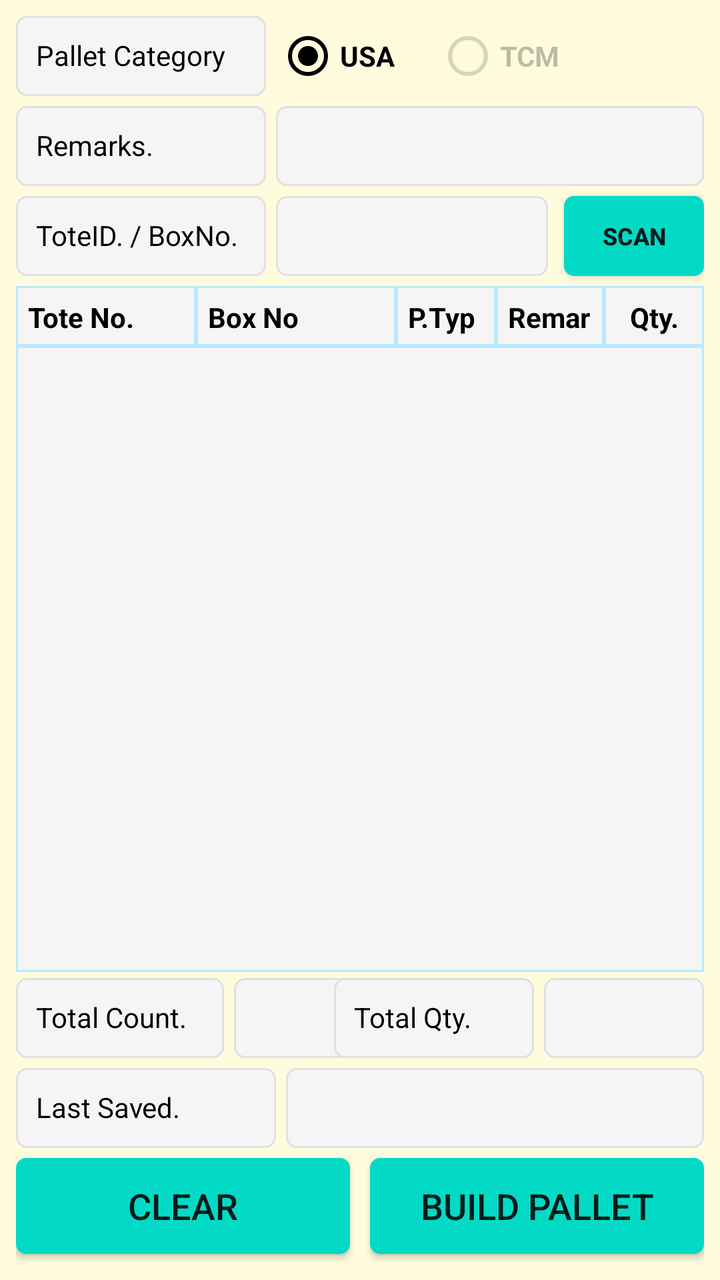
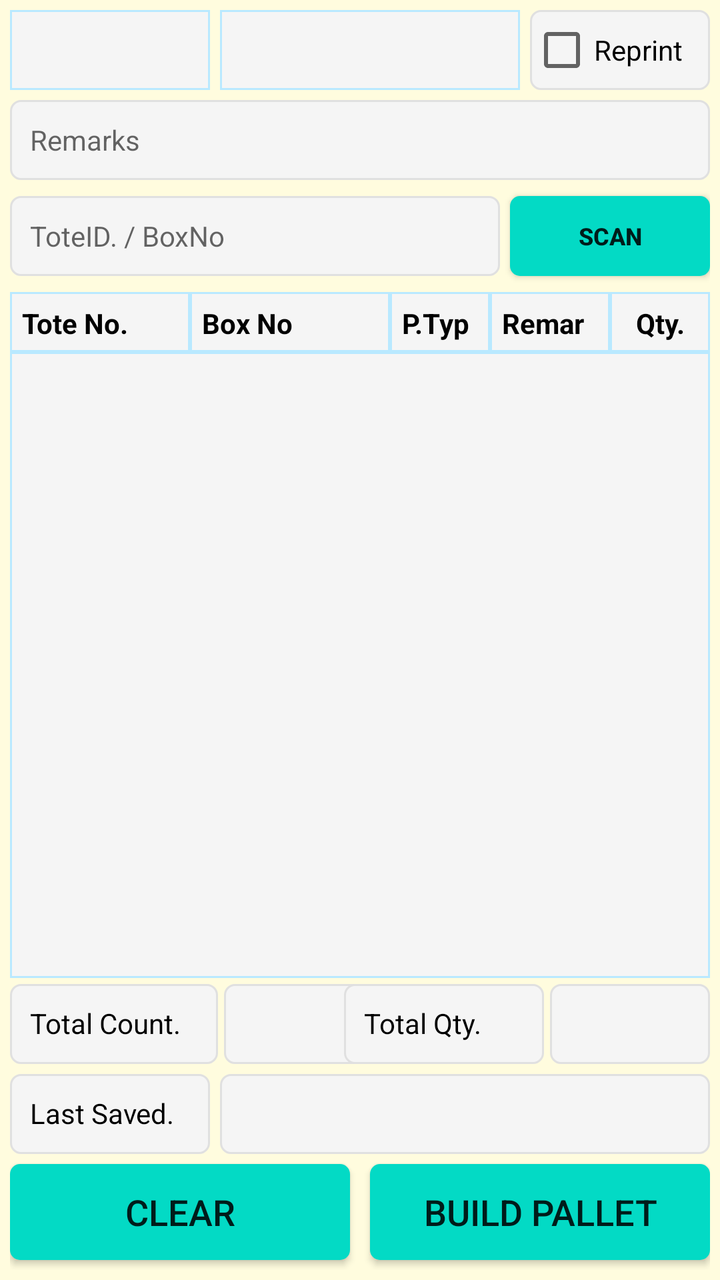

An Android layout rendered at two revisions. The XML below is the earlier revision; the diff shows what the commit changed to produce the second picture.
<!-- AndroidManifest.xml: application theme AppTheme -->
<!-- res/layout/fragment_pallet_building.xml -->
<?xml version="1.0" encoding="utf-8"?>
<FrameLayout xmlns:android="http://schemas.android.com/apk/res/android"
    xmlns:app="http://schemas.android.com/apk/res-auto"
    xmlns:tools="http://schemas.android.com/tools"
    android:layout_width="match_parent"
    android:layout_height="match_parent"
    android:background="@color/backColor"
    tools:context=".ui.palletbuilding.PalletBuildingFragment">

    
    <androidx.constraintlayout.widget.ConstraintLayout
        android:layout_width="match_parent"
        android:layout_height="match_parent"
        android:padding="8dp">

        <TextView
            android:id="@+id/TextView12"
            android:layout_width="125dp"
            android:layout_height="40dp"
            android:background="@drawable/et_custom"
            android:gravity="left"
            android:hint=""
            android:padding="10dp"
            android:text="Pallet Category"
            android:textColor="@color/coloBlack"
            android:textSize="14dp"
            app:layout_constraintStart_toStartOf="parent"
            app:layout_constraintTop_toTopOf="parent" />

        <TextView
            android:id="@+id/TextView1"
            android:layout_width="125dp"
            android:layout_height="40dp"
            android:layout_marginTop="5dp"
            android:background="@drawable/et_custom"
            android:gravity="left"
            android:hint=""
            android:padding="10dp"
            android:text="ToteID. / BoxNo."
            android:textColor="@color/coloBlack"
            android:textSize="14dp"
            app:layout_constraintStart_toStartOf="parent"
            app:layout_constraintTop_toBottomOf="@+id/TextView10" />

        <EditText
            android:id="@+id/et_pallet_building_box_toteid"
            android:layout_width="0dp"
            android:layout_height="40dp"
            android:layout_marginStart="5dp"
            android:layout_marginLeft="5dp"
            android:layout_marginEnd="8dp"
            android:layout_marginRight="8dp"
            android:background="@drawable/et_custom"
            android:padding="10dp"
            android:textColor="@color/coloBlack"
            android:textSize="14dp"
            app:layout_constraintEnd_toStartOf="@+id/bt_pallet_building_scan"
            app:layout_constraintStart_toEndOf="@+id/TextView1"
            app:layout_constraintTop_toTopOf="@+id/TextView1"
            tools:ignore="SpeakableTextPresentCheck,TouchTargetSizeCheck" />

        <EditText
            android:id="@+id/et_pallet_building_remarks"
            android:layout_width="0dp"
            android:layout_height="40dp"
            android:layout_marginStart="5dp"
            android:layout_marginLeft="5dp"
            android:background="@drawable/et_custom"
            android:inputType="text"
            android:padding="10dp"
            android:textColor="@color/coloBlack"
            android:textSize="14dp"
            app:layout_constraintEnd_toEndOf="parent"
            app:layout_constraintStart_toEndOf="@+id/TextView10"
            app:layout_constraintTop_toTopOf="@+id/TextView10"
            tools:ignore="SpeakableTextPresentCheck,TouchTargetSizeCheck" />

        <TextView
            android:id="@+id/tv_pallet_building_tot_qty"
            android:layout_width="80dp"
            android:layout_height="40dp"
            android:background="@drawable/et_custom"
            android:padding="10dp"
            android:gravity="center"
            android:textColor="@color/coloBlack"
            android:textSize="14dp"
            app:layout_constraintEnd_toEndOf="parent"
            app:layout_constraintTop_toTopOf="@+id/TextView14"
            tools:ignore="SpeakableTextPresentCheck,TouchTargetSizeCheck" />

        <TextView
            android:id="@+id/tv_pallet_building_tot_count"
            android:layout_width="80dp"
            android:layout_height="40dp"
            android:layout_marginLeft="5dp"
            android:background="@drawable/et_custom"
            android:gravity="center"
            android:padding="10dp"
            android:textColor="@color/coloBlack"
            android:textSize="14dp"
            app:layout_constraintStart_toEndOf="@+id/TextView14"
            app:layout_constraintTop_toTopOf="@+id/TextView14"
            tools:ignore="SpeakableTextPresentCheck,TouchTargetSizeCheck" />

        <Button
            android:id="@+id/bt_pallet_building_scan"
            android:layout_width="70dp"
            android:layout_height="40dp"
            android:background="@drawable/btn_custom1"
            android:text="SCAN"
            android:textAllCaps="false"
            android:textStyle="bold"
            android:textSize="12sp"
            app:layout_constraintEnd_toEndOf="parent"
            app:layout_constraintTop_toTopOf="@+id/et_pallet_building_box_toteid"
            tools:ignore="TouchTargetSizeCheck" />

        <TextView
            android:id="@+id/TextView9"
            android:layout_width="130dp"
            android:layout_height="40dp"
            android:layout_marginBottom="5dp"
            android:background="@drawable/et_custom"
            android:gravity="left"
            android:hint=""
            android:padding="10dp"
            android:text="Last Saved."
            android:textColor="@color/coloBlack"
            android:textSize="14dp"
            app:layout_constraintBottom_toTopOf="@+id/bt_pallet_building_clear"
            app:layout_constraintStart_toStartOf="parent" />

        <TextView
            android:id="@+id/tv_pallet_building_lastsave"
            android:layout_width="0dp"
            android:layout_height="40dp"
            android:layout_marginStart="5dp"
            android:layout_marginLeft="5dp"
            android:background="@drawable/et_custom"
            android:gravity="left"
            android:hint=""
            android:padding="10dp"
            android:textColor="@color/coloBlack"
            android:textSize="14dp"
            app:layout_constraintEnd_toEndOf="parent"
            app:layout_constraintStart_toEndOf="@+id/TextView9"
            app:layout_constraintTop_toTopOf="@+id/TextView9" />

        <TextView
            android:id="@+id/TextView10"
            android:layout_width="125dp"
            android:layout_height="40dp"
            android:layout_marginTop="5dp"
            android:background="@drawable/et_custom"
            android:gravity="left"
            android:hint=""
            android:padding="10dp"
            android:text="Remarks."
            android:textColor="@color/coloBlack"
            android:textSize="14dp"
            app:layout_constraintStart_toStartOf="parent"
            app:layout_constraintTop_toBottomOf="@+id/TextView12" />

        <TextView
            android:id="@+id/TextView14"
            android:layout_width="104dp"
            android:layout_height="40dp"
            android:layout_marginBottom="5dp"
            android:background="@drawable/et_custom"
            android:gravity="left"
            android:hint=""
            android:padding="10dp"
            android:text="Total Count."
            android:textColor="@color/coloBlack"
            android:textSize="14dp"
            app:layout_constraintBottom_toTopOf="@+id/TextView9"
            app:layout_constraintStart_toStartOf="parent" />

        <TextView
            android:id="@+id/TextView15"
            android:layout_width="100dp"
            android:layout_height="40dp"
            android:layout_marginRight="5dp"
            android:background="@drawable/et_custom"
            android:gravity="left"
            android:hint=""
            android:padding="10dp"
            android:text="Total Qty."
            android:textColor="@color/coloBlack"
            android:textSize="14dp"
            app:layout_constraintEnd_toStartOf="@+id/tv_pallet_building_tot_qty"
            app:layout_constraintTop_toTopOf="@+id/TextView14" />

        <Button
            android:id="@+id/bt_pallet_building_clear"
            android:layout_width="0dp"
            android:layout_height="wrap_content"
            android:layout_marginBottom="5dp"
            android:background="@drawable/btn_custom1"
            android:text="CLEAR"
            android:textAllCaps="false"
            android:textSize="18sp"
            app:layout_constraintBottom_toBottomOf="parent"
            app:layout_constraintEnd_toStartOf="@+id/textView2"
            app:layout_constraintStart_toStartOf="parent" />

        <Button
            android:id="@+id/bt_pallet_building_save"
            android:layout_width="0dp"
            android:layout_height="wrap_content"
            android:background="@drawable/btn_custom1"
            android:text="BUILD PALLET"
            android:textAllCaps="false"
            android:textSize="18sp"
            app:layout_constraintEnd_toEndOf="parent"
            app:layout_constraintStart_toEndOf="@+id/textView2"
            app:layout_constraintTop_toTopOf="@+id/bt_pallet_building_clear" />

        <TextView
            android:id="@+id/textView2"
            android:layout_width="wrap_content"
            android:layout_height="wrap_content"
            android:layout_marginStart="16dp"
            android:layout_marginLeft="16dp"
            android:layout_marginEnd="16dp"
            android:layout_marginRight="16dp"
            android:text="   "
            android:textColor="@color/colorAccent"
            app:layout_constraintBottom_toBottomOf="parent"
            app:layout_constraintEnd_toEndOf="parent"
            app:layout_constraintStart_toStartOf="parent"
            tools:ignore="SpeakableTextPresentCheck" />

        <TextView
            android:id="@+id/TextView5"
            android:layout_width="90dp"
            android:layout_height="30dp"
            android:layout_marginTop="5dp"
            android:background="@drawable/et_custom_total"
            android:gravity="left"
            android:hint=""
            android:padding="6dp"
            android:text="Tote No."
            android:textColor="@color/coloBlack"
            android:textSize="14dp"
            android:textStyle="bold"
            app:layout_constraintStart_toStartOf="parent"
            app:layout_constraintTop_toBottomOf="@+id/TextView1" />

        <TextView
            android:id="@+id/TextView8"
            android:layout_width="50dp"
            android:layout_height="30dp"
            android:background="@drawable/et_custom_total"
            android:gravity="left"
            android:hint=""
            android:padding="6dp"
            android:text="P.Type"
            android:textColor="@color/coloBlack"
            android:textSize="14dp"
            android:textStyle="bold"
            app:layout_constraintStart_toEndOf="@+id/TextView13"
            app:layout_constraintTop_toTopOf="@+id/TextView5" />

        <TextView
            android:id="@+id/TextView13"
            android:layout_width="100dp"
            android:layout_height="30dp"
            android:background="@drawable/et_custom_total"
            android:gravity="left"
            android:hint=""
            android:padding="6dp"
            android:text="Box No"
            android:textColor="@color/coloBlack"
            android:textSize="14dp"
            android:textStyle="bold"
            app:layout_constraintStart_toEndOf="@+id/TextView5"
            app:layout_constraintTop_toTopOf="@+id/TextView5" />

        <TextView
            android:id="@+id/TextView6"
            android:layout_width="0dp"
            android:layout_height="30dp"
            android:background="@drawable/et_custom_total"
            android:gravity="left"
            android:textStyle="bold"
            android:hint=""
            android:padding="6dp"
            android:text="Remarks"
            android:textColor="@color/coloBlack"
            android:textSize="14dp"
            app:layout_constraintEnd_toStartOf="@+id/TextView7"
            app:layout_constraintStart_toEndOf="@+id/TextView8"
            app:layout_constraintTop_toTopOf="@+id/TextView5" />

        <TextView
            android:id="@+id/TextView7"
            android:layout_width="50dp"
            android:layout_height="30dp"
            android:background="@drawable/et_custom_total"
            android:gravity="center"
            android:textStyle="bold"
            android:hint=""
            android:padding="6dp"
            android:text="Qty."
            android:textColor="@color/coloBlack"
            android:textSize="14dp"
            app:layout_constraintEnd_toEndOf="parent"
            app:layout_constraintTop_toTopOf="@+id/TextView5" />

        <ListView
            android:id="@+id/lv_pallet_building_details"
            android:layout_width="0dp"
            android:layout_height="0dp"
            android:layout_marginBottom="3dp"
            android:background="@drawable/et_custom_total"
            app:layout_constraintBottom_toTopOf="@+id/TextView14"
            app:layout_constraintEnd_toEndOf="parent"
            app:layout_constraintHorizontal_bias="1.0"
            app:layout_constraintStart_toStartOf="parent"
            app:layout_constraintTop_toBottomOf="@+id/TextView5" />

        <RadioGroup
            android:id="@+id/rg_pallet_building_category"
            android:layout_width="0dp"
            android:layout_height="40dp"
            android:layout_marginStart="5dp"
            android:layout_marginLeft="5dp"
            android:orientation="horizontal"
            app:layout_constraintEnd_toEndOf="parent"
            app:layout_constraintStart_toEndOf="@+id/TextView12"
            app:layout_constraintTop_toTopOf="parent">

        <RadioButton
            android:id="@+id/rb_pallet_building_usa_category"
            android:layout_width="80dp"
            android:layout_height="40dp"
            android:checked="true"
            android:text="USA"
            android:textStyle="bold"
            tools:ignore="TouchTargetSizeCheck" />

        <RadioButton
            android:id="@+id/rb_pallet_building_tcm_category"
            android:layout_width="80dp"
            android:layout_height="40dp"
            android:enabled="false"
            android:text="TCM"
            android:textStyle="bold"
            tools:ignore="TouchTargetSizeCheck" />

        </RadioGroup>



    </androidx.constraintlayout.widget.ConstraintLayout>

</FrameLayout>
<!-- resources referenced by this layout -->
<resources>
  <color name="backColor">#FFFCDE</color>
  <color name="coloBlack">#000000</color>
  <color name="colorAccent">#000000</color>
  <!-- drawable btn_custom1 (drawable) -->
  <?xml version="1.0" encoding="utf-8"?>
  <shape xmlns:android="http://schemas.android.com/apk/res/android"
      android:padding="10dp"
      android:shape="rectangle" >
  
      <solid android:color="@color/colorBtn" />
  
      <corners
          android:bottomLeftRadius="5dp"
          android:bottomRightRadius="5dp"
          android:topLeftRadius="5dp"
          android:topRightRadius="5dp" />
  
  </shape>
  <!-- drawable et_custom (drawable) -->
  <?xml version="1.0" encoding="utf-8"?>
  <shape xmlns:android="http://schemas.android.com/apk/res/android"
      android:padding="10dp"
      android:shape="rectangle" >
  
      <solid android:color="#f5f5f5" />
  
      <stroke
          android:width="1dp"
          android:color="#e0e0e0" />
  
      <corners
          android:bottomLeftRadius="5dp"
          android:bottomRightRadius="5dp"
          android:topLeftRadius="5dp"
          android:topRightRadius="5dp" />
  
  </shape>
  <!-- drawable et_custom_total (drawable) -->
  <?xml version="1.0" encoding="utf-8"?>
  <shape xmlns:android="http://schemas.android.com/apk/res/android"
      android:padding="10dp"
      android:shape="rectangle" >
  
      <solid android:color="#f5f5f5" />
  
      <stroke
          android:width="1dp"
          android:color="#B9E9FF" />
  
      <corners
          android:bottomLeftRadius="0dp"
          android:bottomRightRadius="0dp"
          android:topLeftRadius="0dp"
          android:topRightRadius="0dp" />
  
  </shape>
  <style name="AppTheme" parent="Theme.AppCompat.Light.NoActionBar">
          
          <item name="colorPrimary">@color/colorPrimary</item>
          <item name="colorPrimaryDark">@color/colorPrimaryDark</item>
          <item name="colorAccent">@color/colorAccent</item>
      </style>
  <color name="colorBtn">#03DAC5</color>
  <color name="colorPrimary">#ffb200</color>
  <color name="colorPrimaryDark">#ffb200</color>
</resources>

<!-- the commit's change to res/layout/fragment_pallet_building.xml (unified diff, before → after) -->
@@ -11,68 +11,74 @@
     <androidx.constraintlayout.widget.ConstraintLayout
         android:layout_width="match_parent"
         android:layout_height="match_parent"
-        android:padding="8dp">
-
-        <TextView
-            android:id="@+id/TextView12"
-            android:layout_width="125dp"
-            android:layout_height="40dp"
-            android:background="@drawable/et_custom"
-            android:gravity="left"
-            android:hint=""
-            android:padding="10dp"
-            android:text="Pallet Category"
-            android:textColor="@color/coloBlack"
-            android:textSize="14dp"
+        android:padding="5dp">
+
+        <Spinner
+            android:id="@+id/sp_pallet_building_category"
+            android:layout_width="100dp"
+            android:layout_height="40dp"
+            android:background="@drawable/et_custom_total"
+            android:gravity="center"
+            android:hint=""
+            android:padding="8dp"
+            android:textSize="14sp"
             app:layout_constraintStart_toStartOf="parent"
             app:layout_constraintTop_toTopOf="parent" />
 
-        <TextView
-            android:id="@+id/TextView1"
-            android:layout_width="125dp"
-            android:layout_height="40dp"
-            android:layout_marginTop="5dp"
-            android:background="@drawable/et_custom"
-            android:gravity="left"
-            android:hint=""
-            android:padding="10dp"
-            android:text="ToteID. / BoxNo."
-            android:textColor="@color/coloBlack"
-            android:textSize="14dp"
-            app:layout_constraintStart_toStartOf="parent"
-            app:layout_constraintTop_toBottomOf="@+id/TextView10" />
+        <Spinner
+            android:id="@+id/sp_pallet_building_printer"
+            android:layout_width="0dp"
+            android:layout_height="40dp"
+            android:layout_marginLeft="5dp"
+            android:layout_marginRight="5dp"
+            android:background="@drawable/et_custom_total"
+            android:gravity="center"
+            android:hint=""
+            android:padding="8dp"
+            android:textSize="14sp"
+            app:layout_constraintEnd_toStartOf="@+id/ch_pallet_building_printer"
+            app:layout_constraintStart_toEndOf="@+id/sp_pallet_building_category"
+            app:layout_constraintTop_toTopOf="@+id/sp_pallet_building_category" />
+
+        <CheckBox
+            android:id="@+id/ch_pallet_building_printer"
+            android:layout_width="90dp"
+            android:layout_height="40dp"
+            android:background="@drawable/et_custom"
+            android:text="Reprint"
+            app:layout_constraintEnd_toEndOf="parent"
+            app:layout_constraintTop_toTopOf="@+id/sp_pallet_building_category" />
 
         <EditText
             android:id="@+id/et_pallet_building_box_toteid"
             android:layout_width="0dp"
             android:layout_height="40dp"
-            android:layout_marginStart="5dp"
-            android:layout_marginLeft="5dp"
-            android:layout_marginEnd="8dp"
-            android:layout_marginRight="8dp"
-            android:background="@drawable/et_custom"
+            android:layout_marginTop="8dp"
+            android:layout_marginEnd="5dp"
+            android:background="@drawable/et_custom"
+            android:hint="ToteID. / BoxNo"
             android:padding="10dp"
             android:textColor="@color/coloBlack"
             android:textSize="14dp"
             app:layout_constraintEnd_toStartOf="@+id/bt_pallet_building_scan"
-            app:layout_constraintStart_toEndOf="@+id/TextView1"
-            app:layout_constraintTop_toTopOf="@+id/TextView1"
+            app:layout_constraintStart_toStartOf="parent"
+            app:layout_constraintTop_toBottomOf="@+id/et_pallet_building_remarks"
             tools:ignore="SpeakableTextPresentCheck,TouchTargetSizeCheck" />
 
         <EditText
             android:id="@+id/et_pallet_building_remarks"
             android:layout_width="0dp"
             android:layout_height="40dp"
-            android:layout_marginStart="5dp"
-            android:layout_marginLeft="5dp"
-            android:background="@drawable/et_custom"
+            android:layout_marginTop="5dp"
+            android:background="@drawable/et_custom"
+            android:hint="Remarks"
             android:inputType="text"
             android:padding="10dp"
             android:textColor="@color/coloBlack"
             android:textSize="14dp"
             app:layout_constraintEnd_toEndOf="parent"
-            app:layout_constraintStart_toEndOf="@+id/TextView10"
-            app:layout_constraintTop_toTopOf="@+id/TextView10"
+            app:layout_constraintStart_toStartOf="parent"
+            app:layout_constraintTop_toBottomOf="@+id/sp_pallet_building_category"
             tools:ignore="SpeakableTextPresentCheck,TouchTargetSizeCheck" />
 
         <TextView
@@ -80,8 +86,8 @@
             android:layout_width="80dp"
             android:layout_height="40dp"
             android:background="@drawable/et_custom"
-            android:padding="10dp"
-            android:gravity="center"
+            android:gravity="center"
+            android:padding="10dp"
             android:textColor="@color/coloBlack"
             android:textSize="14dp"
             app:layout_constraintEnd_toEndOf="parent"
@@ -92,7 +98,7 @@
             android:id="@+id/tv_pallet_building_tot_count"
             android:layout_width="80dp"
             android:layout_height="40dp"
-            android:layout_marginLeft="5dp"
+            android:layout_marginLeft="3dp"
             android:background="@drawable/et_custom"
             android:gravity="center"
             android:padding="10dp"
@@ -104,20 +110,20 @@
 
         <Button
             android:id="@+id/bt_pallet_building_scan"
-            android:layout_width="70dp"
+            android:layout_width="100dp"
             android:layout_height="40dp"
             android:background="@drawable/btn_custom1"
             android:text="SCAN"
             android:textAllCaps="false"
-            android:textStyle="bold"
             android:textSize="12sp"
+            android:textStyle="bold"
             app:layout_constraintEnd_toEndOf="parent"
             app:layout_constraintTop_toTopOf="@+id/et_pallet_building_box_toteid"
             tools:ignore="TouchTargetSizeCheck" />
 
         <TextView
             android:id="@+id/TextView9"
-            android:layout_width="130dp"
+            android:layout_width="100dp"
             android:layout_height="40dp"
             android:layout_marginBottom="5dp"
             android:background="@drawable/et_custom"
@@ -134,7 +140,6 @@
             android:id="@+id/tv_pallet_building_lastsave"
             android:layout_width="0dp"
             android:layout_height="40dp"
-            android:layout_marginStart="5dp"
             android:layout_marginLeft="5dp"
             android:background="@drawable/et_custom"
             android:gravity="left"
@@ -147,21 +152,6 @@
             app:layout_constraintTop_toTopOf="@+id/TextView9" />
 
         <TextView
-            android:id="@+id/TextView10"
-            android:layout_width="125dp"
-            android:layout_height="40dp"
-            android:layout_marginTop="5dp"
-            android:background="@drawable/et_custom"
-            android:gravity="left"
-            android:hint=""
-            android:padding="10dp"
-            android:text="Remarks."
-            android:textColor="@color/coloBlack"
-            android:textSize="14dp"
-            app:layout_constraintStart_toStartOf="parent"
-            app:layout_constraintTop_toBottomOf="@+id/TextView12" />
-
-        <TextView
             android:id="@+id/TextView14"
             android:layout_width="104dp"
             android:layout_height="40dp"
@@ -180,7 +170,7 @@
             android:id="@+id/TextView15"
             android:layout_width="100dp"
             android:layout_height="40dp"
-            android:layout_marginRight="5dp"
+            android:layout_marginRight="3dp"
             android:background="@drawable/et_custom"
             android:gravity="left"
             android:hint=""
@@ -235,7 +225,7 @@
             android:id="@+id/TextView5"
             android:layout_width="90dp"
             android:layout_height="30dp"
-            android:layout_marginTop="5dp"
+            android:layout_marginTop="8dp"
             android:background="@drawable/et_custom_total"
             android:gravity="left"
             android:hint=""
@@ -245,7 +235,7 @@
             android:textSize="14dp"
             android:textStyle="bold"
             app:layout_constraintStart_toStartOf="parent"
-            app:layout_constraintTop_toBottomOf="@+id/TextView1" />
+            app:layout_constraintTop_toBottomOf="@+id/et_pallet_building_box_toteid" />
 
         <TextView
             android:id="@+id/TextView8"
@@ -283,12 +273,12 @@
             android:layout_height="30dp"
             android:background="@drawable/et_custom_total"
             android:gravity="left"
-            android:textStyle="bold"
             android:hint=""
             android:padding="6dp"
             android:text="Remarks"
             android:textColor="@color/coloBlack"
             android:textSize="14dp"
+            android:textStyle="bold"
             app:layout_constraintEnd_toStartOf="@+id/TextView7"
             app:layout_constraintStart_toEndOf="@+id/TextView8"
             app:layout_constraintTop_toTopOf="@+id/TextView5" />
@@ -299,12 +289,12 @@
             android:layout_height="30dp"
             android:background="@drawable/et_custom_total"
             android:gravity="center"
-            android:textStyle="bold"
             android:hint=""
             android:padding="6dp"
             android:text="Qty."
             android:textColor="@color/coloBlack"
             android:textSize="14dp"
+            android:textStyle="bold"
             app:layout_constraintEnd_toEndOf="parent"
             app:layout_constraintTop_toTopOf="@+id/TextView5" />
 
@@ -320,39 +310,6 @@
             app:layout_constraintStart_toStartOf="parent"
             app:layout_constraintTop_toBottomOf="@+id/TextView5" />
 
-        <RadioGroup
-            android:id="@+id/rg_pallet_building_category"
-            android:layout_width="0dp"
-            android:layout_height="40dp"
-            android:layout_marginStart="5dp"
-            android:layout_marginLeft="5dp"
-            android:orientation="horizontal"
-            app:layout_constraintEnd_toEndOf="parent"
-            app:layout_constraintStart_toEndOf="@+id/TextView12"
-            app:layout_constraintTop_toTopOf="parent">
-
-        <RadioButton
-            android:id="@+id/rb_pallet_building_usa_category"
-            android:layout_width="80dp"
-            android:layout_height="40dp"
-            android:checked="true"
-            android:text="USA"
-            android:textStyle="bold"
-            tools:ignore="TouchTargetSizeCheck" />
-
-        <RadioButton
-            android:id="@+id/rb_pallet_building_tcm_category"
-            android:layout_width="80dp"
-            android:layout_height="40dp"
-            android:enabled="false"
-            android:text="TCM"
-            android:textStyle="bold"
-            tools:ignore="TouchTargetSizeCheck" />
-
-        </RadioGroup>
-
-
-
     </androidx.constraintlayout.widget.ConstraintLayout>
 
 </FrameLayout>
